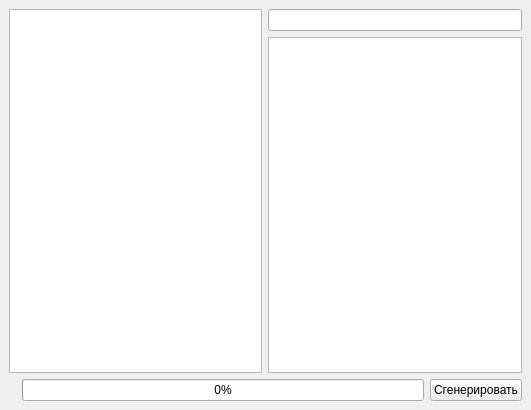
Old version of the form ui/mainwindow.ui in the repository SevenLines/City-Diagnostics.
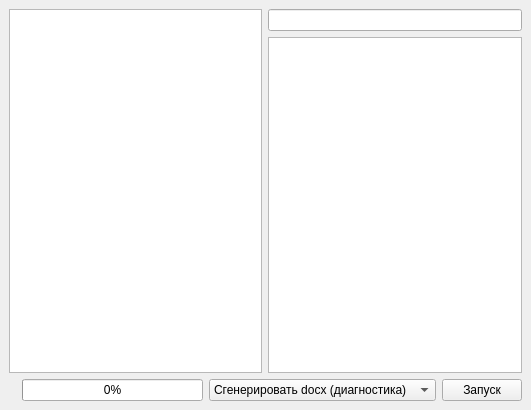
New version of the form.

```diff
--- a/ui/mainwindow.ui
+++ b/ui/mainwindow.ui
@@ -57,10 +57,35 @@
         </property>
        </widget>
       </item>
+      <item>
+       <widget class="QComboBox" name="comboBox">
+        <property name="minimumSize">
+         <size>
+          <width>150</width>
+          <height>0</height>
+         </size>
+        </property>
+        <item>
+         <property name="text">
+          <string>Сгенерировать docx (диагностика)</string>
+         </property>
+        </item>
+        <item>
+         <property name="text">
+          <string>Сгенерировать карты (*.png)</string>
+         </property>
+        </item>
+        <item>
+         <property name="text">
+          <string>Сгенерировать json</string>
+         </property>
+        </item>
+       </widget>
+      </item>
       <item>
        <widget class="QPushButton" name="btnGenerate">
         <property name="text">
-         <string>Сгенерировать</string>
+         <string>Запуск</string>
         </property>
        </widget>
       </item>
```
